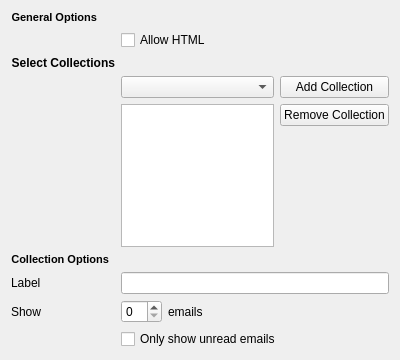
Before: the Qt Designer form lionmailConfig.ui in KDE/plasma-lionmail, drawn with Qt 5.
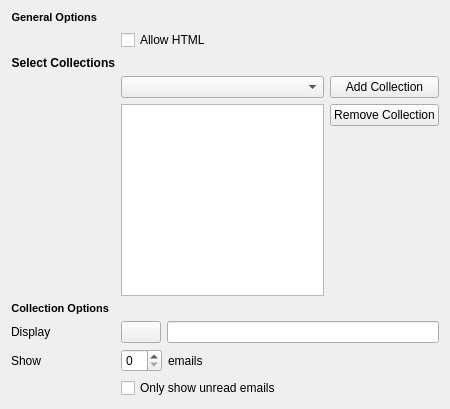
After: the same form once the commit is applied. Custom widgets are drawn as their Qt base class.

Patch:
```diff
--- a/lionmailConfig.ui
+++ b/lionmailConfig.ui
@@ -6,8 +6,8 @@
    <rect>
     <x>0</x>
     <y>0</y>
-    <width>400</width>
-    <height>360</height>
+    <width>450</width>
+    <height>409</height>
    </rect>
   </property>
   <property name="minimumSize">
@@ -17,6 +17,9 @@
    </size>
   </property>
   <layout class="QFormLayout" name="formLayout">
+   <property name="fieldGrowthPolicy">
+    <enum>QFormLayout::ExpandingFieldsGrow</enum>
+   </property>
    <item row="0" column="0">
     <widget class="QLabel" name="generallabel">
      <property name="text">
@@ -111,6 +114,39 @@
     </widget>
    </item>
    <item row="6" column="1">
+    <layout class="QHBoxLayout" name="horizontalLayout_2">
+     <item>
+      <widget class="KIconButton" name="icon">
+       <property name="sizePolicy">
+        <sizepolicy hsizetype="Minimum" vsizetype="Minimum">
+         <horstretch>0</horstretch>
+         <verstretch>0</verstretch>
+        </sizepolicy>
+       </property>
+       <property name="icon">
+        <string>mail-folder-inbox</string>
+       </property>
+       <property name="iconSize">
+        <number>22</number>
+       </property>
+      </widget>
+     </item>
+     <item>
+      <widget class="KLineEdit" name="labelEdit"/>
+     </item>
+    </layout>
+   </item>
+   <item row="7" column="0">
+    <widget class="QLabel" name="showlabel">
+     <property name="text">
+      <string>Show</string>
+     </property>
+     <property name="alignment">
+      <set>Qt::AlignRight|Qt::AlignTrailing|Qt::AlignVCenter</set>
+     </property>
+    </widget>
+   </item>
+   <item row="7" column="1">
     <layout class="QHBoxLayout" name="horizontalLayout">
      <item>
       <widget class="KIntSpinBox" name="kintspinbox"/>
@@ -137,7 +173,7 @@
      </item>
     </layout>
    </item>
-   <item row="8" column="1">
+   <item row="9" column="1">
     <widget class="QCheckBox" name="showUnread">
      <property name="text">
       <string>Only show unread emails</string>
@@ -145,28 +181,20 @@
     </widget>
    </item>
    <item row="6" column="0">
-    <widget class="QLabel" name="showlabel">
-     <property name="text">
-      <string>Show</string>
-     </property>
-     <property name="alignment">
-      <set>Qt::AlignRight|Qt::AlignTrailing|Qt::AlignVCenter</set>
-     </property>
-    </widget>
-   </item>
-   <item row="5" column="1">
-    <widget class="KLineEdit" name="labelEdit"/>
-   </item>
-   <item row="5" column="0">
     <widget class="QLabel" name="labellabel">
      <property name="text">
-      <string>Label</string>
+      <string>Display</string>
      </property>
     </widget>
    </item>
   </layout>
  </widget>
  <customwidgets>
+  <customwidget>
+   <class>KIconButton</class>
+   <extends>QPushButton</extends>
+   <header>kicondialog.h</header>
+  </customwidget>
   <customwidget>
    <class>KIntSpinBox</class>
    <extends>QSpinBox</extends>
```
Left out of the diff: 20 changed lines with no effect on the pictures.
